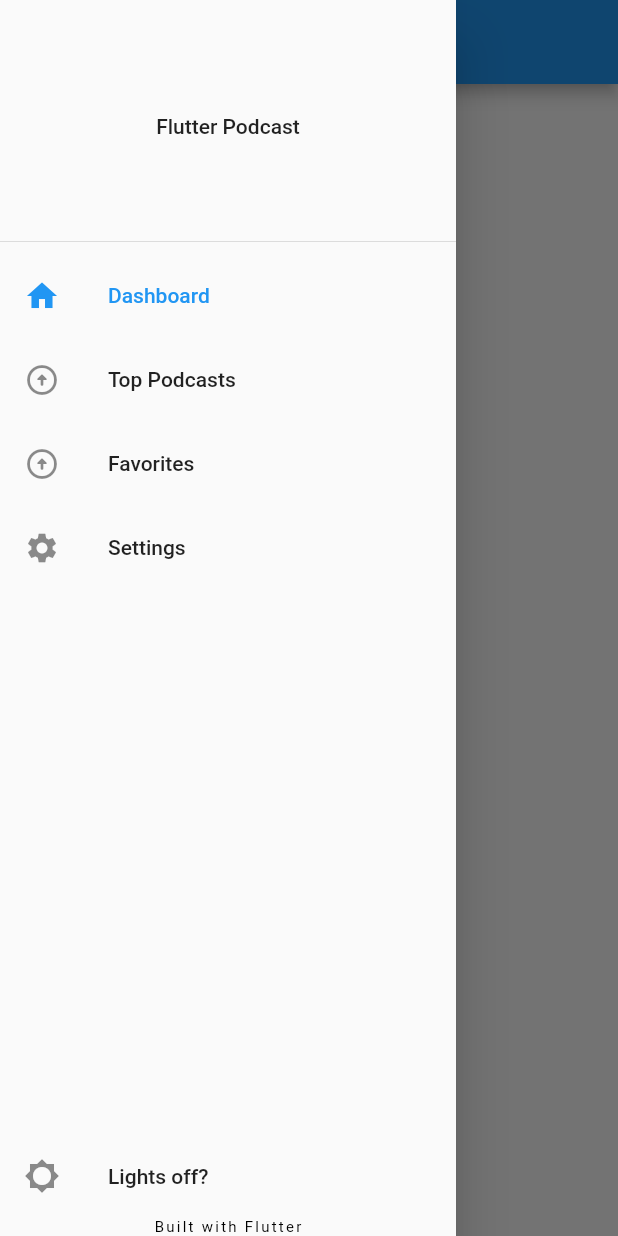
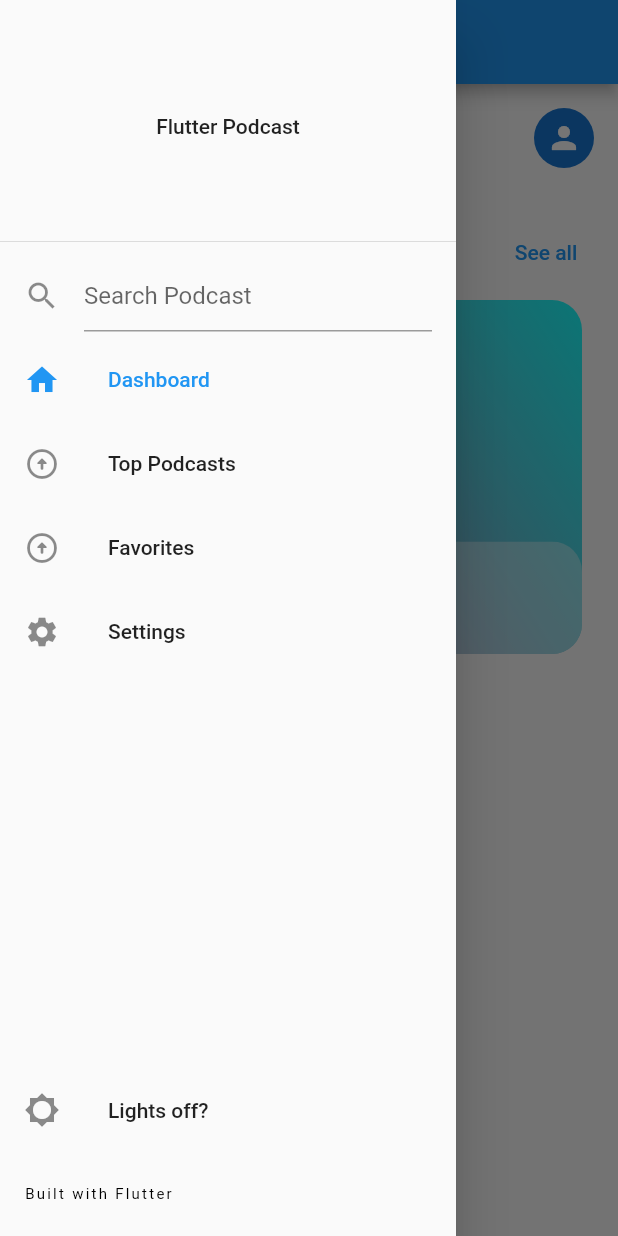
Before and after one commit to pcelis19/flutter_podcast, a Flutter app: the screen it shows after launch, with the side drawer open, on a phone screen of 412 x 824 dp. Run offline on Flutter 3.47's test engine with Material 2 defaults, Android fonts, the phone set to English and light mode, and no system bars; our stand-ins replace responsive_builder, rxdart.

Commit message:
updates
remove some dumb code, started working on dashboard

```diff
--- a/flutter_podcast/lib/dashboard/dashboard.dart
+++ b/flutter_podcast/lib/dashboard/dashboard.dart
@@ -1,12 +1,147 @@
+import 'dart:math';
+
 import 'package:flutter/material.dart';
+import 'package:flutter/rendering.dart';
+import 'package:flutter_podcast/theme_service/theme_service.dart';
+import 'package:responsive_builder/responsive_builder.dart';
 
 class Dashboard extends StatelessWidget {
   const Dashboard({Key? key}) : super(key: key);
 
   @override
   Widget build(BuildContext context) {
-    return Center(
-      child: Text('Dashboard'),
+    EdgeInsets edgeInsets;
+    return ResponsiveBuilder(builder: (context, info) {
+      if (info.isTablet) {
+        edgeInsets = const EdgeInsets.symmetric(horizontal: 30);
+      } else if (info.isDesktop) {
+        edgeInsets = const EdgeInsets.symmetric(horizontal: 30, vertical: 10);
+      } else {
+        edgeInsets = const EdgeInsets.all(0);
+      }
+      return ListView(
+        children: [
+          Padding(
+            padding: edgeInsets,
+            child: const SizedBox(
+              height: kToolbarHeight,
+              child: Align(
+                alignment: Alignment.topRight,
+                child: ListTile(
+                  title: Text('Pedro Celis'),
+                  subtitle: Text('Love Programming, eating, and gunpla!'),
+                  trailing: CircleAvatar(
+                    child: Icon(Icons.person),
+                  ),
+                ),
+              ),
+            ),
+          ),
+          const SizedBox(
+            height: 32,
+          ),
+          Padding(
+            padding: const EdgeInsets.symmetric(horizontal: 16.0),
+            child: SizedBox(
+              height: 300,
+              child: Column(
+                children: [
+                  SizedBox(
+                    child: Row(
+                      mainAxisAlignment: MainAxisAlignment.spaceBetween,
+                      children: [
+                        Text('Categories'),
+                        TextButton(
+                          onPressed: () {},
+                          child: Text('See all'),
+                        )
+                      ],
+                    ),
+                  ),
+                  Expanded(
+                    child: PageView(
+                      scrollDirection: Axis.horizontal,
+                      controller: PageController(viewportFraction: 1),
+                      children: const [
+                        Padding(
+                          padding: EdgeInsets.all(8.0),
+                          child: CategoryPlaylist(
+                            background: 'Music & Fun',
+                            foreground: 'Music & Fun',
+                          ),
+                        ),
+                        Padding(
+                          padding: EdgeInsets.all(8.0),
+                          child: CategoryPlaylist(
+                            background: 'Life & Chill',
+                            foreground: 'Life & Chill',
+                          ),
+                        ),
+                        Padding(
+                          padding: EdgeInsets.all(8.0),
+                          child: CategoryPlaylist(
+                            background: 'Programming',
+                            foreground: 'Programming',
+                          ),
+                        ),
+                      ],
+                    ),
+                  )
+                ],
+              ),
+            ),
+          )
+        ],
+      );
+    });
+  }
+}
+
+class CategoryPlaylist extends StatelessWidget {
+  final String background;
+  final String foreground;
+
+  const CategoryPlaylist(
+      {Key? key, required this.background, required this.foreground})
+      : super(key: key);
+  static Random random = Random();
+  String get subtitle => "${random.nextInt(199) + 1} Podcast";
+  @override
+  Widget build(BuildContext context) {
+    return ClipRRect(
+      borderRadius: BorderRadius.circular(20),
+      child: Stack(
+        children: [
+          Container(
+            decoration: const BoxDecoration(
+              gradient: LinearGradient(
+                begin: Alignment.bottomLeft,
+                end: Alignment.topRight,
+                colors: [Colors.pinkAccent, Colors.cyanAccent],
+              ),
+            ),
+            child: Center(
+              child: Text(background),
+            ),
+          ),
+          Positioned(
+            bottom: 0,
+            left: 0,
+            right: 0,
+            child: ClipRRect(
+              borderRadius: BorderRadius.circular(20),
+              child: Container(
+                height: 75,
+                color: isLightMode(context) ? Colors.white38 : Colors.black38,
+                child: ListTile(
+                  title: Text(foreground),
+                  subtitle: Text(subtitle),
+                ),
+              ),
+            ),
+          )
+        ],
+      ),
     );
   }
 }
--- a/flutter_podcast/lib/home/home_drawer.dart
+++ b/flutter_podcast/lib/home/home_drawer.dart
@@ -12,13 +12,14 @@
 
   @override
   Widget build(BuildContext context) {
-    return StreamBuilder<int>(
+    return Drawer(
+      elevation: 16,
+      child: StreamBuilder<int>(
         initialData: homeNavigation.currentViewInitialData,
         stream: homeNavigation.currentViewStream,
         builder: (_, snapshot) {
           int currentRoute = snapshot.data ?? -1;
-        return Drawer(
-          child: Column(
+          return Column(
             children: [
               Expanded(
                 child: ListView(
@@ -28,6 +29,18 @@
                         child: Text(
                           'Flutter Podcast',
                         ),
+                      ),
+                    ),
+                    ListTile(
+                      title: TextField(
+                        decoration: const InputDecoration(
+                          icon: Icon(Icons.search),
+                          hintText: 'Search Podcast',
+                          border: UnderlineInputBorder(),
+                        ),
+                        onSubmitted: (value) {
+                          homeNavigation.setCurrentView(0);
+                        },
                       ),
                     ),
                     HomeNavItem(
@@ -77,16 +90,16 @@
                   }
                 },
               ),
-              Center(
-                child: Text(
+              ListTile(
+                title: Text(
                   'Built with Flutter',
                   style: Theme.of(context).textTheme.overline,
                 ),
               ),
             ],
-          ),
           );
         },
+      ),
     );
   }
 }
--- a/flutter_podcast/lib/home/layouts/desktop.dart
+++ b/flutter_podcast/lib/home/layouts/desktop.dart
@@ -29,10 +29,7 @@
       ),
       landscape: (context) => Row(
         children: [
-          SizedBox(
-            width: 200,
-            child: homeDrawer,
-          ),
+          homeDrawer,
           Expanded(
             child: Scaffold(
               body: homeIndexedStack,
--- a/flutter_podcast/lib/main.dart
+++ b/flutter_podcast/lib/main.dart
@@ -18,7 +18,7 @@
       initialData: ThemeService.themeModeInitialData,
       builder: (context, snapshot) {
         return MaterialApp(
-          home: Scaffold(body: Home()),
+          home: const Home(),
           debugShowCheckedModeBanner: false,
           themeMode: snapshot.data,
           theme: ThemeData.light().copyWith(
```
Lines whose indentation alone changed are shown as unchanged.
